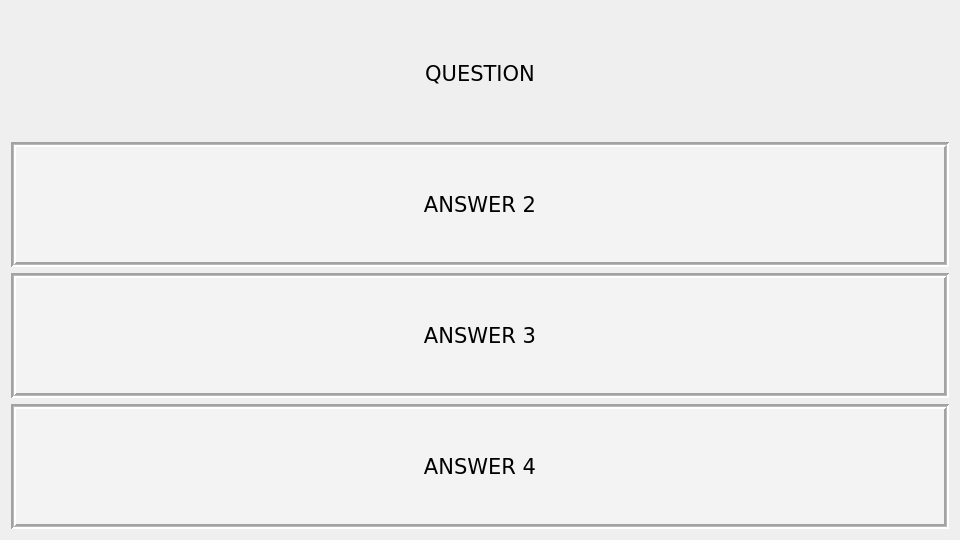
Qt form checkeng/dialogs/test2/test2.ui (kusanekinov/CheckEng) before a commit.
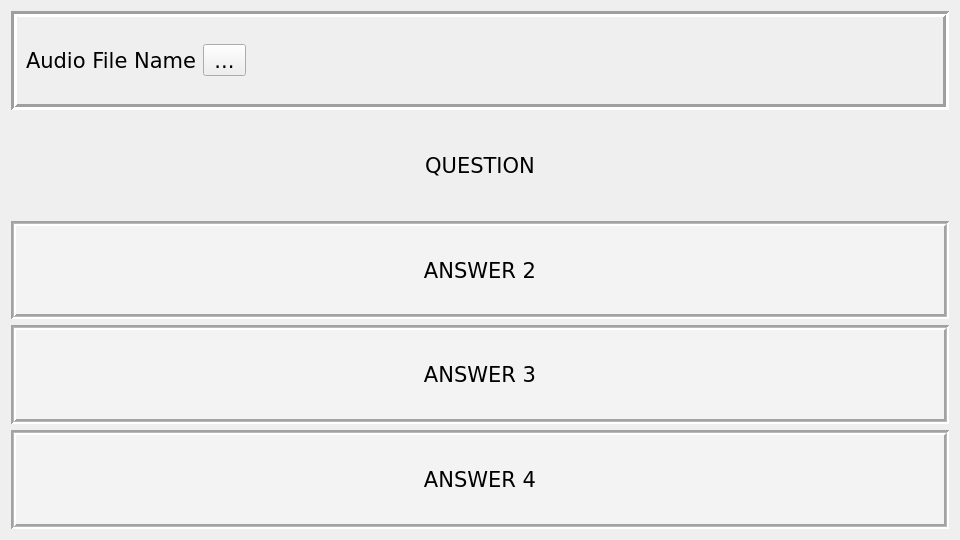
The same form after that commit. Icons and pictures are not drawn.

Commit message: CheckEng | added test2

```diff
--- a/checkeng/dialogs/test2/test2.ui
+++ b/checkeng/dialogs/test2/test2.ui
@@ -31,6 +31,78 @@
    <bool>false</bool>
   </property>
   <layout class="QVBoxLayout" name="verticalLayout">
+   <item>
+    <layout class="QHBoxLayout" name="horizontalLayout_2" stretch="0">
+     <item>
+      <widget class="QFrame" name="frame">
+       <property name="frameShape">
+        <enum>QFrame::Box</enum>
+       </property>
+       <property name="frameShadow">
+        <enum>QFrame::Sunken</enum>
+       </property>
+       <property name="lineWidth">
+        <number>3</number>
+       </property>
+       <layout class="QHBoxLayout" name="horizontalLayout_5" stretch="0,0,0">
+        <item>
+         <widget class="QLabel" name="l_file">
+          <property name="font">
+           <font>
+            <family>DejaVu Sans</family>
+            <pointsize>16</pointsize>
+            <weight>50</weight>
+            <bold>false</bold>
+           </font>
+          </property>
+          <property name="text">
+           <string>Audio File Name</string>
+          </property>
+         </widget>
+        </item>
+        <item>
+         <widget class="QToolButton" name="tb_play">
+          <property name="font">
+           <font>
+            <family>DejaVu Sans</family>
+            <pointsize>16</pointsize>
+            <weight>50</weight>
+            <bold>false</bold>
+           </font>
+          </property>
+          <property name="text">
+           <string>...</string>
+          </property>
+          <property name="icon">
+           <iconset resource="../../resources/images/svg.qrc">
+            <normaloff>:/svg/play.png</normaloff>:/svg/play.png</iconset>
+          </property>
+          <property name="iconSize">
+           <size>
+            <width>70</width>
+            <height>70</height>
+           </size>
+          </property>
+         </widget>
+        </item>
+        <item>
+         <spacer name="horizontalSpacer">
+          <property name="orientation">
+           <enum>Qt::Horizontal</enum>
+          </property>
+          <property name="sizeHint" stdset="0">
+           <size>
+            <width>40</width>
+            <height>20</height>
+           </size>
+          </property>
+         </spacer>
+        </item>
+       </layout>
+      </widget>
+     </item>
+    </layout>
+   </item>
    <item>
     <widget class="QLabel" name="l_question">
      <property name="font">
```
Left out of the diff: 23 changed lines with no effect on the pictures. The commit also changes 14 other files.
